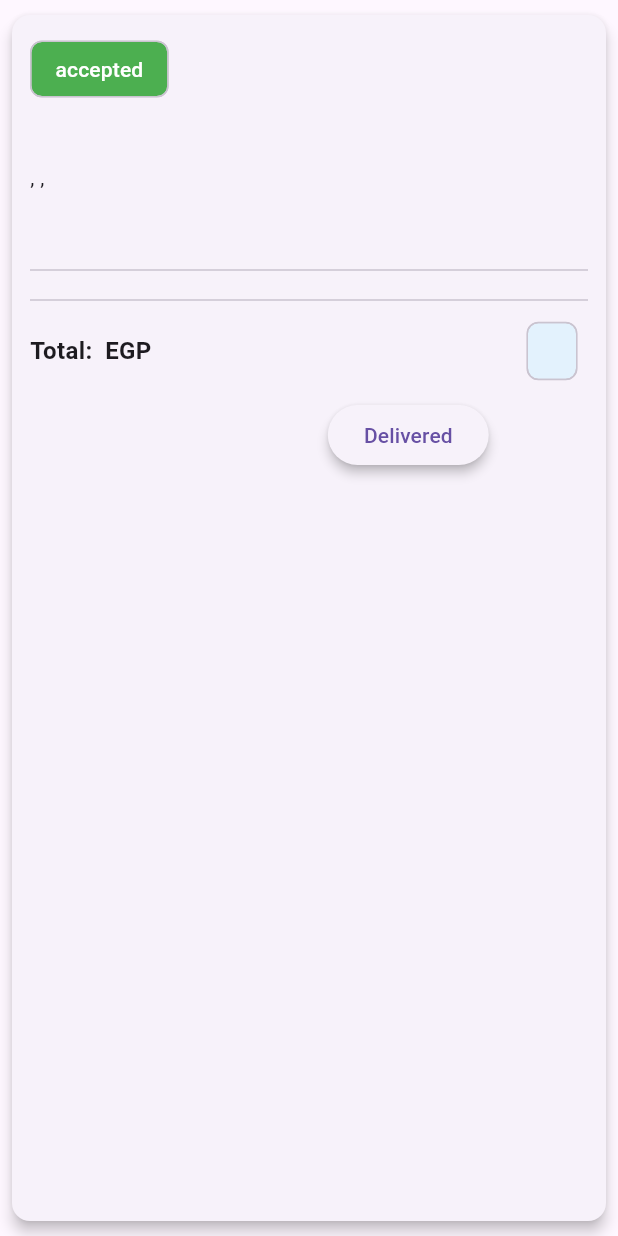
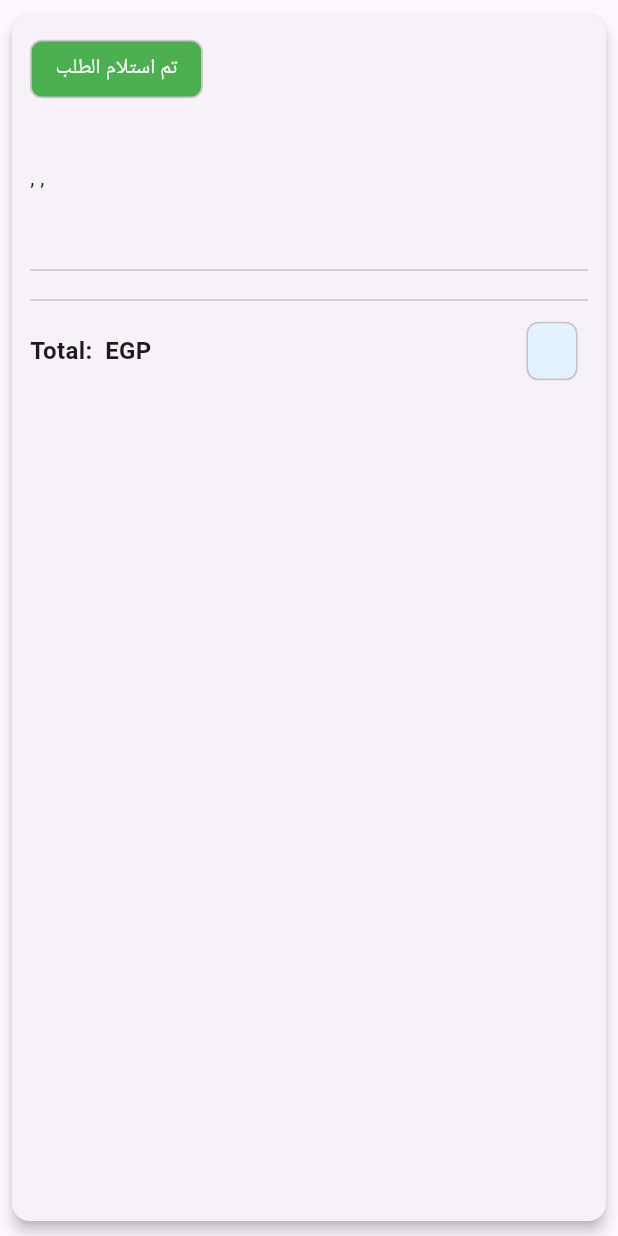
Before and after one commit to MohamedEssami20/fruits_hub_dashboard, a Flutter app: the OrderItem widget shown alone on an empty page, opened directly with empty values, on a phone screen of 412 x 824 dp. Run offline on Flutter 3.47's test engine with Material 3 defaults, Android fonts, the phone set to English and light mode, and no system bars; our stand-ins replace cloud_firestore, dartz, firebase_core, firebase_storage, flutter_bloc, get_it and 4 more; accounts and stored records are empty; network calls fail; statements that could not run were skipped.

Commit message:
edit order model to get all order status and view last status of order on ui.

```diff
--- a/lib/core/services/firestore_service.dart
+++ b/lib/core/services/firestore_service.dart
@@ -56,7 +56,7 @@ class FirestoreService implements DataBaseService {
   Stream<dynamic> getStreamData(
       {required String path, Map<String, dynamic>? query}) async* {
     Query<Map<String, dynamic>> documentSnapshot =
-        firebaseFirestore.collection(path);
+        firebaseFirestore.collectionGroup(path);
     if (query != null) {
       if (query['orderBy'] != null) {
         String orderBy = query['orderBy'];
--- a/lib/feature/orders/domain/entities/order_entity.dart
+++ b/lib/feature/orders/domain/entities/order_entity.dart
@@ -1,5 +1,4 @@
 
-import 'package:fruits_hub_dashboard/core/enums/order_status.dart';
 
 import 'order_address_details_entity.dart';
 import 'order_product_entity.dart';
@@ -10,7 +9,7 @@ class OrderEntity {
   final OrderAddressDetailsEntity orderAddressDetailsEntity;
   final List<OrderProductEntity> orderProductEntity;
   final String paymentMethod;
-  final OrderStatus status;
+  final Map<String, dynamic> status;
   final String? date;
   final String orderId;
 
@@ -23,4 +22,48 @@ class OrderEntity {
       required this.status,
       required this.orderId,
       this.date});
+
+
+   /// 🔹 ترتيب الحالات
+  static const List<String> _orderedKeys = [
+    'trackingOrder',
+    'acceptedOrder',
+    'orderShipped',
+    'orderOnWay',
+    'orderReceived',
+  ];
+
+  /// 🔹 ترجع آخر حالة مفتعلة مش "قيد الإنتظار"
+  String get lastStatusKey {
+    for (final key in _orderedKeys.reversed) {
+      final value = status[key];
+      if (value != null && value != "قيد الإنتظار") {
+        return key;
+      }
+    }
+    return 'trackingOrder'; // fallback
+  }
+
+  /// 🔹 ترجمة الحالة لعرضها بالعربي
+  String get lastStatusLabel {
+    switch (lastStatusKey) {
+      case 'trackingOrder':
+        return "تم تسجيل الطلب";
+      case 'acceptedOrder':
+        return "تم قبول الطلب";
+      case 'orderShipped':
+        return "تم شحن الطلب";
+      case 'orderOnWay':
+        return "الطلب في الطريق";
+      case 'orderReceived':
+        return "تم استلام الطلب";
+      default:
+        return "غير معروف";
+    }
+  }
+
+  /// 🔹 تاريخ آخر حالة
+  String get lastStatusDate {
+    return status[lastStatusKey] ?? "";
+  }
 }
--- a/lib/feature/orders/presentation/views/widgets/filter_section.dart
+++ b/lib/feature/orders/presentation/views/widgets/filter_section.dart
@@ -9,7 +9,7 @@ class FilterSection extends StatelessWidget {
       child: const Row(
         spacing: 8,
         children: [
-          Icon(Icons.filter_list_outlined),
+          // Icon(Icons.filter_list_outlined),
           Text(
             'Filter',
             style: TextStyle(
--- a/lib/feature/orders/presentation/views/widgets/order_item.dart
+++ b/lib/feature/orders/presentation/views/widgets/order_item.dart
@@ -1,8 +1,5 @@
 import 'package:flutter/material.dart';
 import 'package:fruits_hub_dashboard/feature/orders/domain/entities/order_entity.dart';
-import 'package:fruits_hub_dashboard/feature/orders/presentation/views/widgets/update_order_action_button.dart';
-
-import '../../../../../core/enums/order_status.dart';
 
 class OrderItem extends StatelessWidget {
   final OrderEntity order;
@@ -25,15 +22,17 @@ class OrderItem extends StatelessWidget {
               mainAxisAlignment: MainAxisAlignment.spaceBetween,
               children: [
                 Chip(
+                  color: WidgetStatePropertyAll(
+                      getStatusColor(order.lastStatusLabel)),
                   label: Text(
-                    _getOrderStatus(order.status),
+                    order.lastStatusLabel,
                     style: const TextStyle(color: Colors.white),
                   ),
-                  backgroundColor: _getOrderStatusColor(order.status),
+                  backgroundColor: Colors.grey,
                 ),
                 Text(
-                  order.date != null ? _formatDate("${order.date}") : "No date",
-                  style: const TextStyle(color: Colors.grey),
+                  order.lastStatusDate,
+                  style: const TextStyle(color: Colors.grey, fontSize: 16),
                 ),
               ],
             ),
@@ -97,45 +96,27 @@ class OrderItem extends StatelessWidget {
               ],
             ),
             const SizedBox(height: 8),
-            UpdateOrderActionButton(order: order),
           ],
         ),
       ),
     );
   }
 
-  String _formatDate(String dateString) {
-    try {
-      final dateTime = DateTime.parse(dateString);
-      return "${dateTime.day}/${dateTime.month}/${dateTime.year}";
-    } catch (e) {
-      return dateString;
-    }
-  }
-
-  String _getOrderStatus(OrderStatus status) {
+  // create method that getColor to get color of status
+  Color getStatusColor(String status) {
     switch (status) {
-      case OrderStatus.pending:
-        return 'Pending';
-      case OrderStatus.accepted:
-        return 'accepted';
-      case OrderStatus.delivered:
-        return 'Delivered';
-      case OrderStatus.cancelled:
-        return 'Cancelled';
-    }
-  }
-
-  Color _getOrderStatusColor(OrderStatus status) {
-    switch (status) {
-      case OrderStatus.pending:
+      case 'trackingOrder' || "تم تسجيل الطلب":
+        return Colors.green;
+      case 'acceptedOrder' || "تم قبول الطلب":
         return Colors.orange;
-      case OrderStatus.accepted:
+      case 'orderShipped' || "تم شحن الطلب":
+        return Colors.pinkAccent;
+      case 'orderOnWay' || "الطلب في الطريق":
+        return Colors.blue;
+      case 'orderReceived' || "تم استلام الطلب":
         return Colors.green;
-      case OrderStatus.delivered:
-        return Colors.green;
-      case OrderStatus.cancelled:
-        return Colors.red;
+      default:
+        return Colors.grey;
     }
   }
 }
--- a/lib/feature/orders/presentation/views/widgets/update_order_action_button.dart
+++ /dev/null
@@ -1,72 +0,0 @@
-import 'package:flutter/material.dart';
-import 'package:flutter_bloc/flutter_bloc.dart';
-
-import '../../../../../core/enums/order_status.dart';
-import '../../../domain/entities/order_entity.dart';
-import '../manager/update_order/update_order_cubit.dart';
-
-class UpdateOrderActionButton extends StatelessWidget {
-  const UpdateOrderActionButton({
-    super.key,
-    required this.order,
-  });
-
-  final OrderEntity order;
-
-  @override
-  Widget build(BuildContext context) {
-    return Row(
-      mainAxisAlignment: MainAxisAlignment.spaceEvenly,
-      children: [
-        Visibility(
-          visible: order.status == OrderStatus.pending,
-          child: ElevatedButton(
-            style: ElevatedButton.styleFrom(
-              elevation: 3,
-              shadowColor: Colors.black,
-            ),
-            onPressed: () {
-              context.read<UpdateOrderCubit>().updateOrderStatus(
-                    status: OrderStatus.accepted,
-                    orderId: order.orderId,
-                  );
-            },
-            child: const Text("Accept"),
-          ),
-        ),
-        Visibility(
-          visible: order.status == OrderStatus.pending,
-          child: ElevatedButton(
-            style: ElevatedButton.styleFrom(
-              elevation: 3,
-              shadowColor: Colors.black,
-            ),
-            onPressed: () {
-              context.read<UpdateOrderCubit>().updateOrderStatus(
-                    status: OrderStatus.cancelled,
-                    orderId: order.orderId,
-                  );
-            },
-            child: const Text("Reject"),
-          ),
-        ),
-        Visibility(
-          visible: order.status == OrderStatus.accepted,
-          child: ElevatedButton(
-            style: ElevatedButton.styleFrom(
-              elevation: 3,
-              shadowColor: Colors.black,
-            ),
-            onPressed: () {
-              context.read<UpdateOrderCubit>().updateOrderStatus(
-                    status: OrderStatus.delivered,
-                    orderId: order.orderId,
-                  );
-            },
-            child: const Text("Delivered"),
-          ),
-        ),
-      ],
-    );
-  }
-}
```
Also changed, not shown: lib/core/helper/get_order_dummy_data.dart (+4 -4 lines), lib/feature/orders/data/models/order_model.dart (+30 -29 lines), lib/feature/orders/data/repos_impl/orders_repos_impl.dart (+5 -2 lines).
